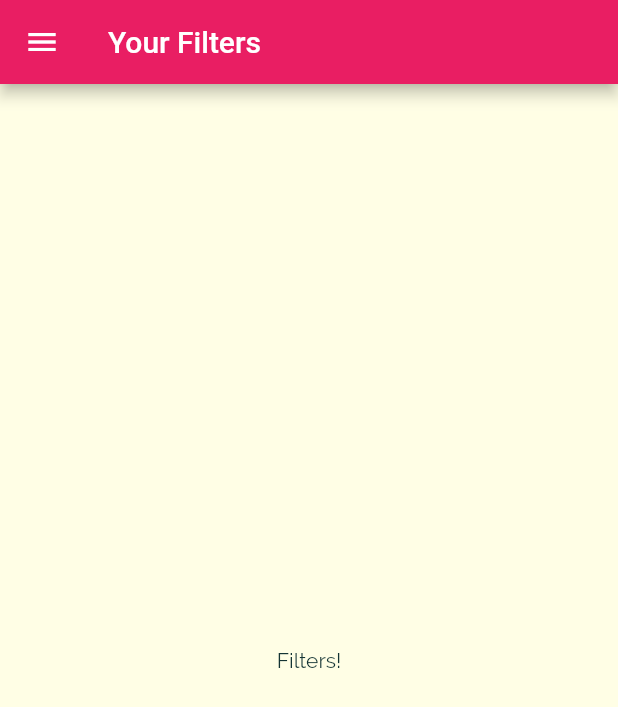
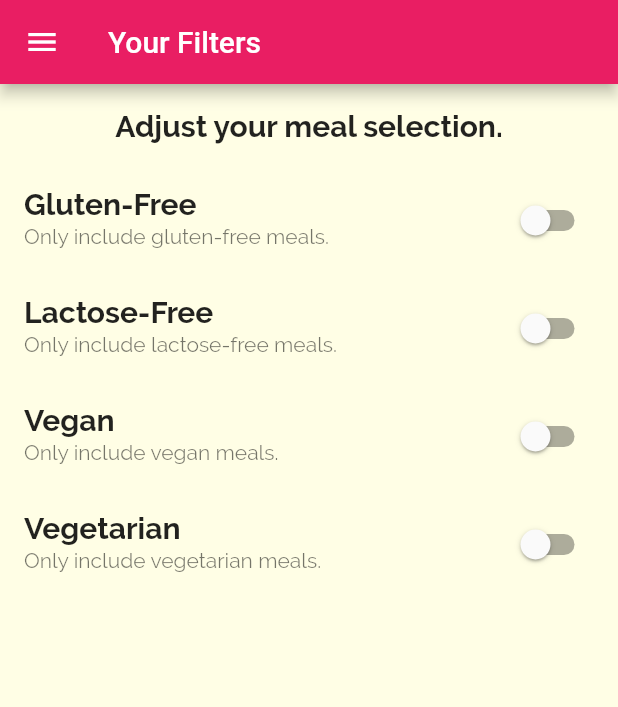
Before and after one commit to FadyFawzyOfficial/meals, a Flutter app: the FiltersScreen screen opened by its route, on a phone screen of 412 x 824 dp. Shown: the top 707 px of the screen. Run offline on Flutter 3.47's test engine with Material 2 defaults, Android fonts, the phone set to English and light mode, and no system bars.

Commit message:
1. Build Filter Screen Design and its Switches

```diff
--- a/lib/main.dart
+++ b/lib/main.dart
@@ -28,7 +28,7 @@ class MyApp extends StatelessWidget {
               ),
               titleMedium: const TextStyle(
                 fontSize: 20,
-                fontFamily: 'RobotoCondensed',
+                // fontFamily: 'RobotoCondensed',
                 fontWeight: FontWeight.bold,
               ),
             ),
--- a/lib/screens/filters_screen.dart
+++ b/lib/screens/filters_screen.dart
@@ -2,17 +2,86 @@ import 'package:flutter/material.dart';
 
 import '../widgets/main_drawer.dart';
 
-class FiltersScreen extends StatelessWidget {
+class FiltersScreen extends StatefulWidget {
   static const routeName = 'filters';
 
   const FiltersScreen({super.key});
+
+  @override
+  State<FiltersScreen> createState() => _FiltersScreenState();
+}
+
+class _FiltersScreenState extends State<FiltersScreen> {
+  var isGlutenFree = false;
+  var isLactoseFree = false;
+  var isVegan = false;
+  var isVegetarian = false;
 
   @override
   Widget build(BuildContext context) {
     return Scaffold(
       appBar: AppBar(title: const Text('Your Filters')),
       drawer: const MainDrawer(),
-      body: const Center(child: Text('Filters!')),
+      body: Column(
+        children: [
+          Padding(
+            padding: const EdgeInsets.all(16),
+            child: Text(
+              'Adjust your meal selection.',
+              style: Theme.of(context).textTheme.titleMedium,
+            ),
+          ),
+          AdaptiveSwitchListTile(
+            title: 'Gluten-Free',
+            subtitle: 'Only include gluten-free meals.',
+            value: isGlutenFree,
+            onChange: (value) => setState(() => isGlutenFree = value),
+          ),
+          AdaptiveSwitchListTile(
+            title: 'Lactose-Free',
+            subtitle: 'Only include lactose-free meals.',
+            value: isLactoseFree,
+            onChange: (value) => setState(() => isLactoseFree = value),
+          ),
+          AdaptiveSwitchListTile(
+            title: 'Vegan',
+            subtitle: 'Only include vegan meals.',
+            value: isVegan,
+            onChange: (value) => setState(() => isVegan = value),
+          ),
+          AdaptiveSwitchListTile(
+            title: 'Vegetarian',
+            subtitle: 'Only include vegetarian meals.',
+            value: isVegetarian,
+            onChange: (value) => setState(() => isVegetarian = value),
+          ),
+        ],
+      ),
     );
   }
 }
+
+class AdaptiveSwitchListTile extends StatelessWidget {
+  final String title;
+  final String subtitle;
+  final bool value;
+  final void Function(bool value) onChange;
+
+  const AdaptiveSwitchListTile({
+    super.key,
+    required this.title,
+    required this.subtitle,
+    required this.value,
+    required this.onChange,
+  });
+
+  @override
+  Widget build(BuildContext context) {
+    return SwitchListTile.adaptive(
+      title: Text(title),
+      subtitle: Text(subtitle),
+      value: value,
+      onChanged: onChange,
+    );
+  }
+}
```
